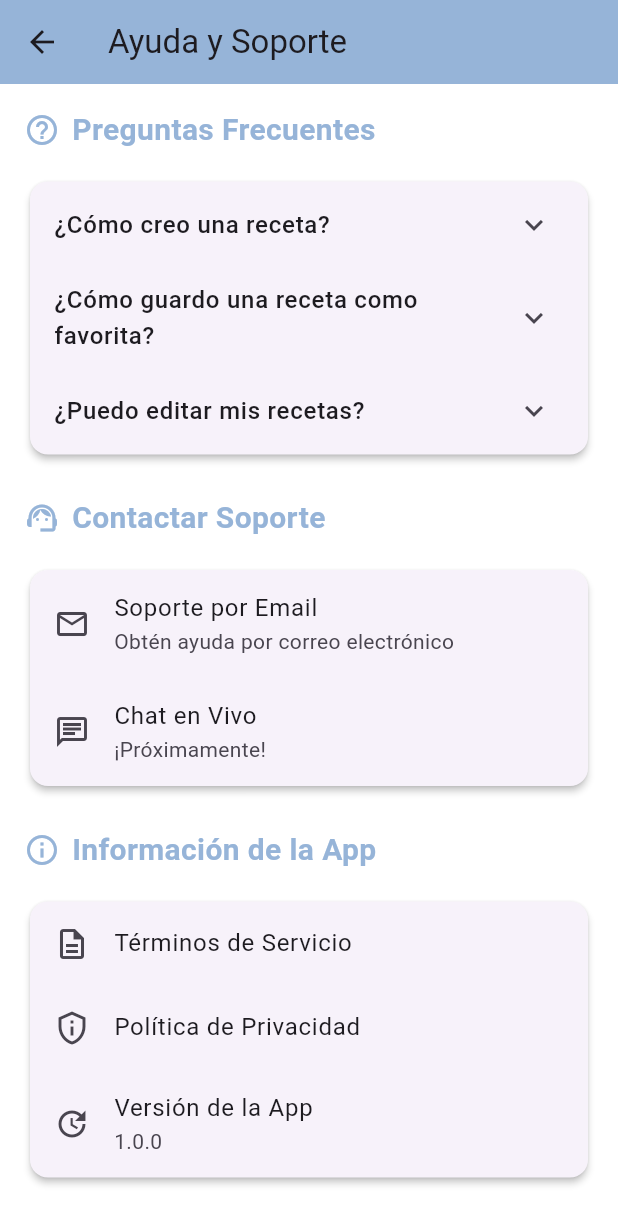
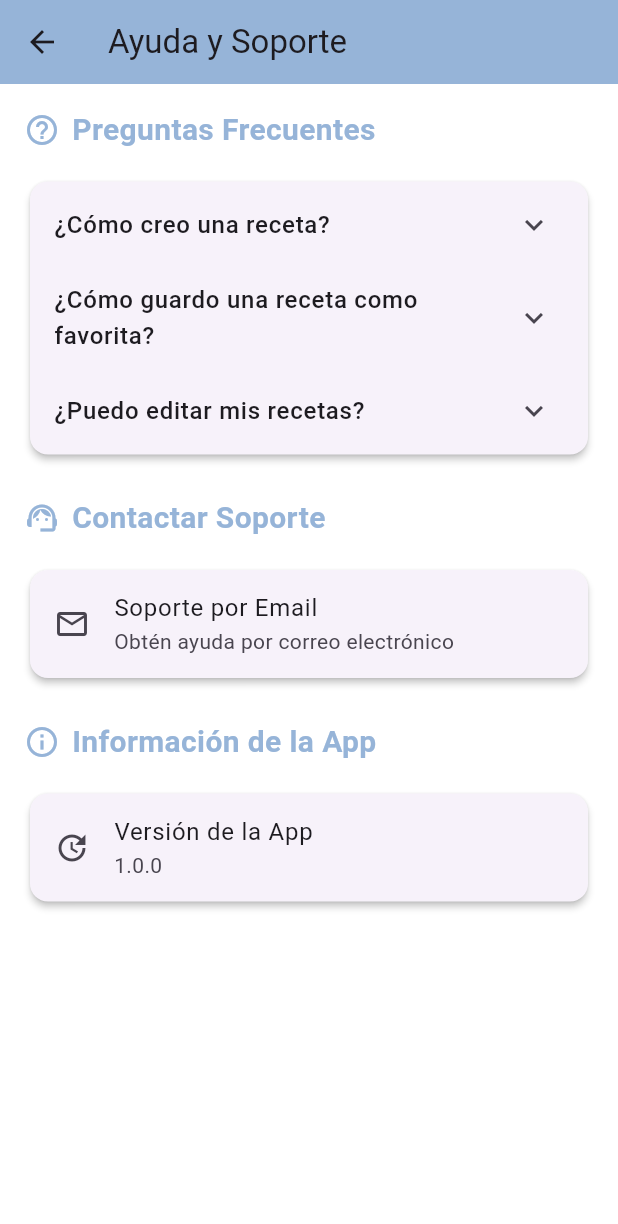
Before and after one commit to YairFJ/Flutter_App, a Flutter app: the ProfilePage screen opened by its route, after a tap on "Ayuda y Soporte", on a phone screen of 412 x 824 dp. Shown: the top 1224 px of the screen. Run offline on Flutter 3.47's test engine with Material 3 defaults, Android fonts, the phone set to English and light mode, and no system bars; our stand-ins replace cloud_firestore, firebase_auth, firebase_core, flutter_dotenv, google_sign_in, pdf and 4 more; missing offline and left inert: mailer, soundpool; accounts and stored records are empty.

Commit message:
Politicas de Privacidad

```diff
--- a/lib/pages/profile_page.dart
+++ b/lib/pages/profile_page.dart
@@ -5,6 +5,7 @@ import '../screens/favorite_recipes_screen.dart';
 import '../screens/my_recipes_screen.dart';
 import '../screens/account_settings_screen.dart';
 import '../screens/help_support_screen.dart';
+import 'package:url_launcher/url_launcher.dart';
 
 class ProfilePage extends StatelessWidget {
   final User user;
@@ -183,6 +184,32 @@ class ProfilePage extends StatelessWidget {
             );
           },
         ),
+        // NUEVA SECCIÓN DE POLÍTICA DE PRIVACIDAD
+        _buildProfileSection(
+          icon: Icons.privacy_tip_outlined,
+          title: isEnglish ? 'Privacy Policy' : 'Política de Privacidad',
+          subtitle: isEnglish
+              ? 'Read our privacy policy'
+              : 'Lee nuestra política de privacidad',
+          isTablet: isTablet,
+          onTap: () async {
+            final url = isEnglish
+                ? 'https://sites.google.com/view/gaugeyourrecipe-privacy-en/página-principal'
+                : 'https://sites.google.com/view/gauge-your-recipe/página-principal';
+            if (await canLaunch(url)) {
+              await launch(url);
+            } else {
+              ScaffoldMessenger.of(context).showSnackBar(
+                SnackBar(
+                  content: Text(isEnglish
+                      ? 'Could not open the link'
+                      : 'No se pudo abrir el enlace'),
+                  backgroundColor: Colors.red,
+                ),
+              );
+            }
+          },
+        ),
       ],
     );
   }
--- a/lib/screens/help_support_screen.dart
+++ b/lib/screens/help_support_screen.dart
@@ -105,23 +105,6 @@ class _HelpSupportScreenState extends State<HelpSupportScreen> {
                     : 'Obtén ayuda por correo electrónico'),
                   onTap: _launchEmail,
                 ),
-                ListTile(
-                  leading: const Icon(Icons.chat_outlined),
-                  title: Text(widget.isEnglish ? 'Live Chat' : 'Chat en Vivo'),
-                  subtitle: Text(widget.isEnglish
-                    ? 'Coming soon!'
-                    : '¡Próximamente!'),
-                  onTap: () {
-                    ScaffoldMessenger.of(context).showSnackBar(
-                      SnackBar(
-                        content: Text(widget.isEnglish
-                            ? 'Live chat will be available soon!'
-                            : '¡El chat en vivo estará disponible pronto!'),
-                        backgroundColor: Colors.blue,
-                      ),
-                    );
-                  },
-                ),
               ],
             ),
             const SizedBox(height: 24),
@@ -129,34 +112,6 @@ class _HelpSupportScreenState extends State<HelpSupportScreen> {
               title: widget.isEnglish ? 'App Information' : 'Información de la App',
               icon: Icons.info_outline,
               children: [
-                ListTile(
-                  leading: const Icon(Icons.description_outlined),
-                  title: Text(widget.isEnglish ? 'Terms of Service' : 'Términos de Servicio'),
-                  onTap: () {
-                    ScaffoldMessenger.of(context).showSnackBar(
-                      SnackBar(
-                        content: Text(widget.isEnglish
-                            ? 'Coming soon!'
-                            : '¡Próximamente!'),
-                        backgroundColor: Colors.blue,
-                      ),
-                    );
-                  },
-                ),
-                ListTile(
-                  leading: const Icon(Icons.privacy_tip_outlined),
-                  title: Text(widget.isEnglish ? 'Privacy Policy' : 'Política de Privacidad'),
-                  onTap: () {
-                    ScaffoldMessenger.of(context).showSnackBar(
-                      SnackBar(
-                        content: Text(widget.isEnglish
-                            ? 'Coming soon!'
-                            : '¡Próximamente!'),
-                        backgroundColor: Colors.blue,
-                      ),
-                    );
-                  },
-                ),
                 ListTile(
                   leading: const Icon(Icons.update_outlined),
                   title: Text(widget.isEnglish ? 'App Version' : 'Versión de la App'),
```
